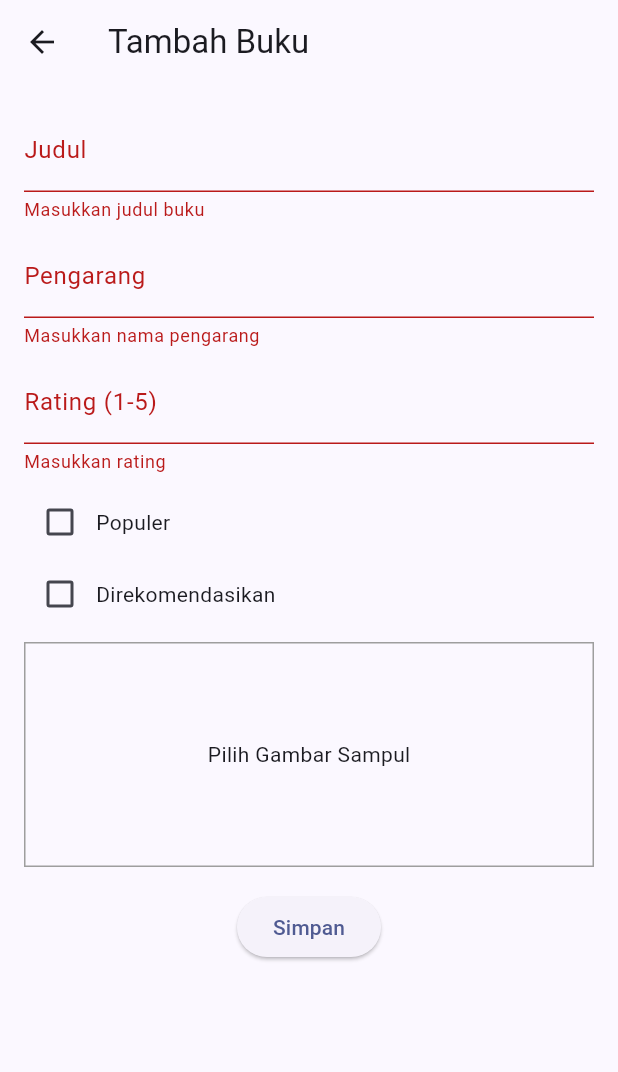
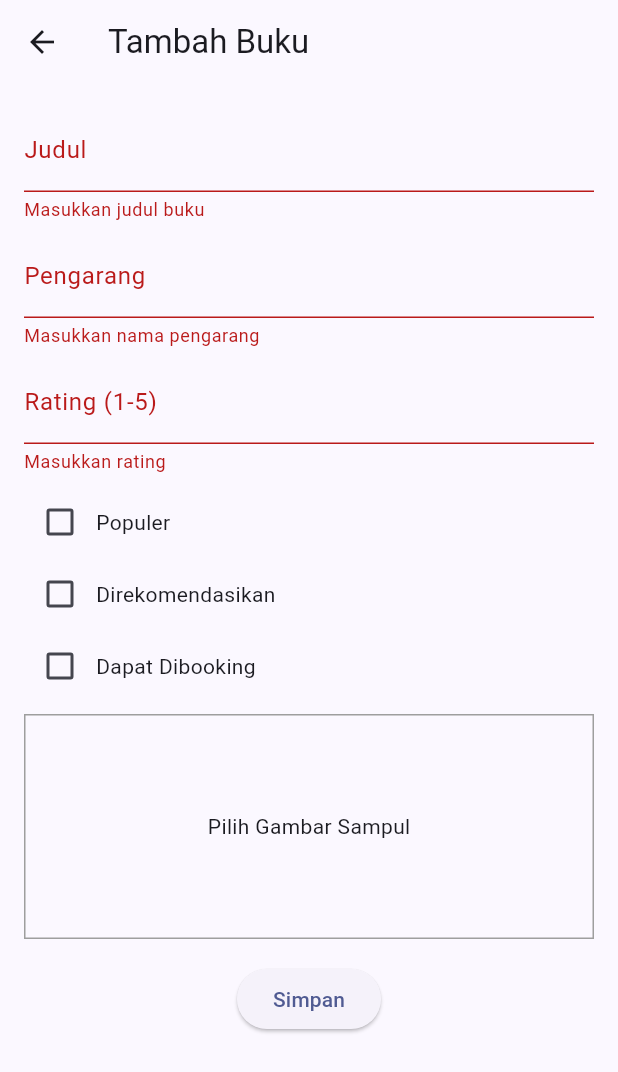
Before and after one commit to ibrahimalanshor/library, a Flutter app: the AddBookPage screen opened directly, after a tap on "Simpan", on a phone screen of 412 x 824 dp. Shown: the top 1072 px of the screen. Run offline on Flutter 3.47's test engine with Material 3 defaults, Android fonts, the phone set to English and light mode, and no system bars; our stand-ins replace animated_text_kit, cloud_firestore, firebase_auth, firebase_core, firebase_storage, image_picker; missing offline and left inert: syncfusion_flutter_pdfviewer; accounts and stored records are empty; project files that could hold a hidden picture were left out.

```diff
--- a/lib/admin/tambah_screen.dart
+++ b/lib/admin/tambah_screen.dart
@@ -2,7 +2,7 @@ import 'package:flutter/material.dart';
 import 'package:cloud_firestore/cloud_firestore.dart';
 import 'package:firebase_storage/firebase_storage.dart';
 import 'package:image_picker/image_picker.dart';
-import 'dart:io'; // Tambahkan ini untuk mendefinisikan File
+import 'dart:io';
 
 class AddBookPage extends StatefulWidget {
   const AddBookPage({super.key});
@@ -18,6 +18,7 @@ class _AddBookPageState extends State<AddBookPage> {
   final _ratingController = TextEditingController();
   bool _isPopular = false;
   bool _isRecommended = false;
+  bool _isBookable = false;
   XFile? _selectedImage;
   bool _isUploading = false;
 
@@ -97,6 +98,19 @@ class _AddBookPageState extends State<AddBookPage> {
                   const Text('Direkomendasikan')
                 ],
               ),
+              Row(
+                children: [
+                  Checkbox(
+                    value: _isBookable,
+                    onChanged: (value) {
+                      setState(() {
+                        _isBookable = value ?? false;
+                      });
+                    },
+                  ),
+                  const Text('Dapat Dibooking')
+                ],
+              ),
               const SizedBox(height: 8),
               GestureDetector(
                 onTap: _pickImage,
@@ -161,7 +175,6 @@ class _AddBookPageState extends State<AddBookPage> {
           coverImageUrl = await _uploadImage(_selectedImage!);
         }
 
-        // Simpan data ke Firestore
         await FirebaseFirestore.instance.collection('buku').add({
           'title': title,
           'author': author,
@@ -169,6 +182,7 @@ class _AddBookPageState extends State<AddBookPage> {
           'rating': rating,
           'popular': _isPopular,
           'recomended': _isRecommended,
+          'bookable': _isBookable,
         });
 
         ScaffoldMessenger.of(context).showSnackBar(
```
